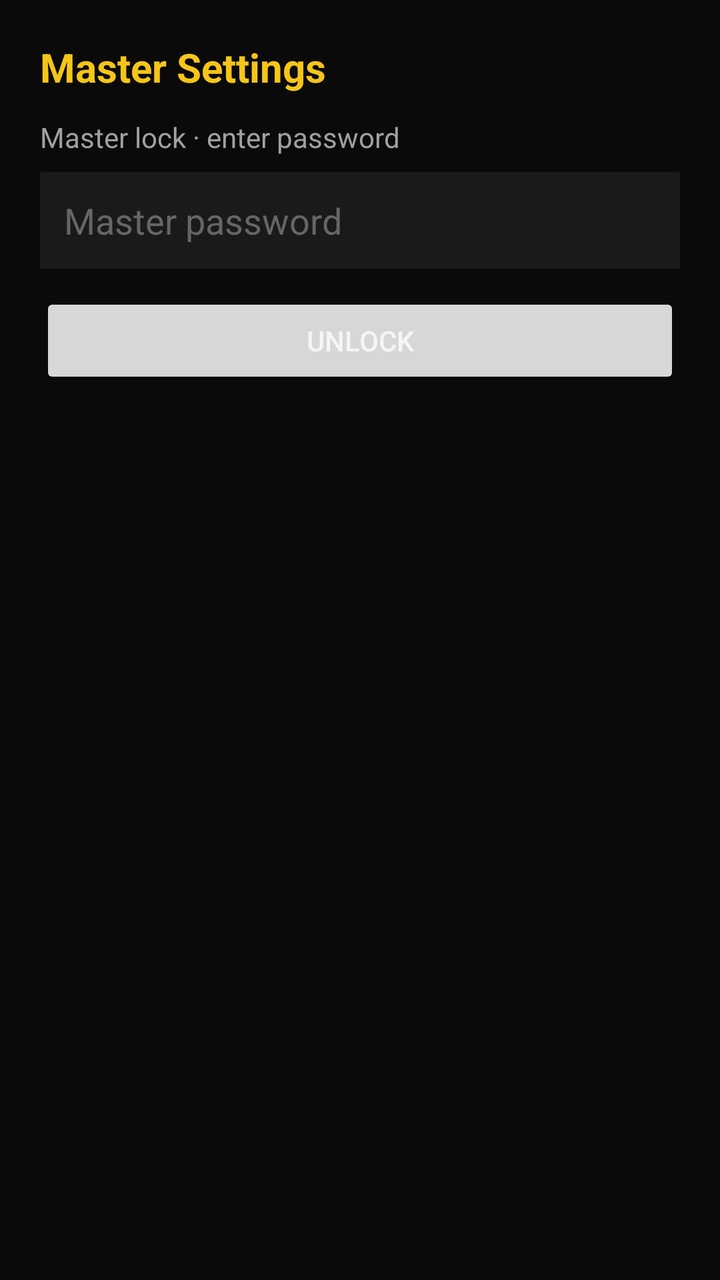
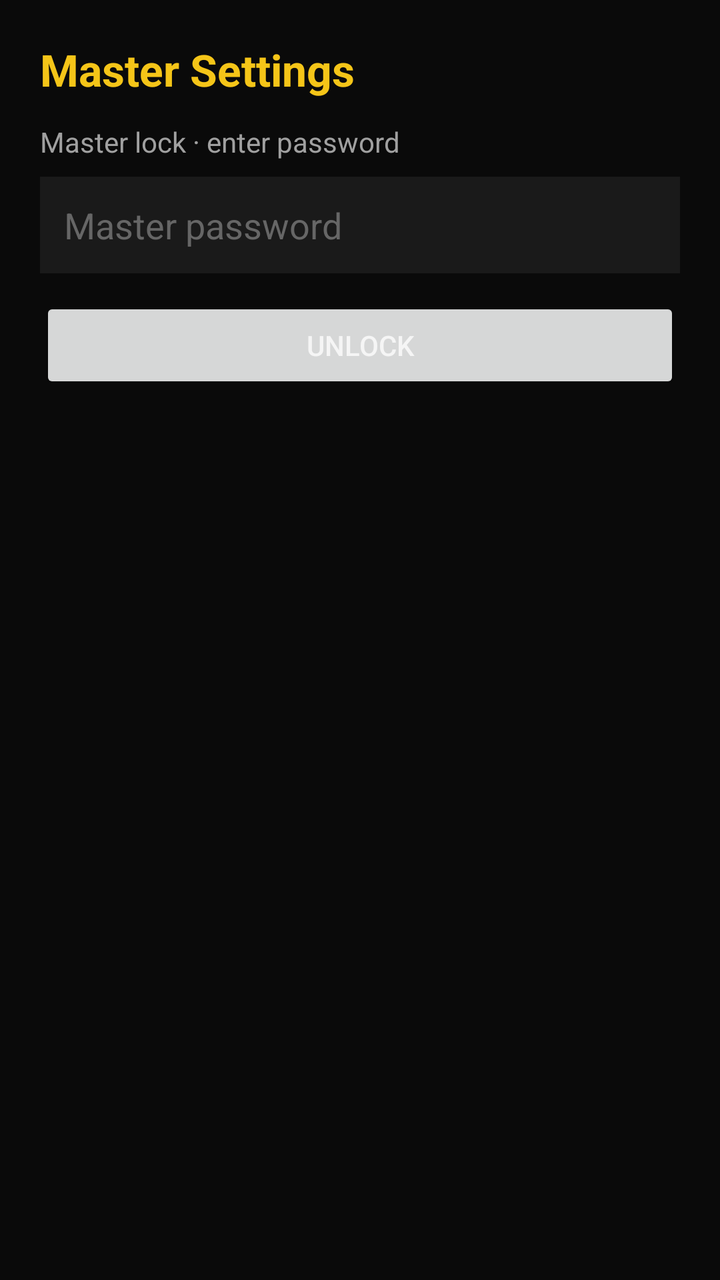

Two renders of the same Android screen: before a commit and after it. Below are the layout's source before the change and the commit's diff.
<!-- AndroidManifest.xml: application theme Theme.GuruAI -->
<!-- res/layout/activity_settings.xml -->
<?xml version="1.0" encoding="utf-8"?>
<ScrollView xmlns:android="http://schemas.android.com/apk/res/android"
    android:layout_width="match_parent"
    android:layout_height="match_parent"
    android:background="#0A0A0A"
    android:fillViewport="true">

    <LinearLayout
        android:layout_width="match_parent"
        android:layout_height="wrap_content"
        android:orientation="vertical"
        android:padding="20dp">

        <TextView
            android:layout_width="match_parent"
            android:layout_height="wrap_content"
            android:text="Master Settings"
            android:textColor="#F5C518"
            android:textSize="20sp"
            android:textStyle="bold"
            android:paddingBottom="12dp" />

        <LinearLayout
            android:id="@+id/lockPanel"
            android:layout_width="match_parent"
            android:layout_height="wrap_content"
            android:orientation="vertical">

            <TextView
                android:layout_width="match_parent"
                android:layout_height="wrap_content"
                android:text="Master lock · enter password"
                android:textColor="#A0A0A0"
                android:paddingBottom="8dp" />

            <EditText
                android:id="@+id/etPassword"
                android:layout_width="match_parent"
                android:layout_height="wrap_content"
                android:inputType="textPassword"
                android:hint="@string/master_password_hint"
                android:textColor="#F5F5F5"
                android:textColorHint="#666666"
                android:background="#1A1A1A"
                android:padding="12dp" />

            <TextView
                android:id="@+id/tvPassError"
                android:layout_width="match_parent"
                android:layout_height="wrap_content"
                android:textColor="#EF4444"
                android:textSize="12sp"
                android:visibility="gone"
                android:text="Wrong password"
                android:paddingTop="6dp" />

            <Button
                android:id="@+id/btnUnlock"
                android:layout_width="match_parent"
                android:layout_height="wrap_content"
                android:text="@string/unlock"
                android:layout_marginTop="12dp" />
        </LinearLayout>

        <LinearLayout
            android:id="@+id/contentPanel"
            android:layout_width="match_parent"
            android:layout_height="wrap_content"
            android:orientation="vertical"
            android:visibility="gone">

            <TextView
                android:layout_width="match_parent"
                android:layout_height="wrap_content"
                android:text="Device: Nothing Phone (3a) Lite · Nothing OS"
                android:textColor="#A0A0A0"
                android:textSize="13sp"
                android:paddingBottom="16dp" />

            <TextView
                android:layout_width="match_parent"
                android:layout_height="wrap_content"
                android:text="@string/box1_gemini"
                android:textColor="#F5C518"
                android:textStyle="bold"
                android:paddingBottom="6dp" />

            <EditText
                android:id="@+id/etGemini"
                android:layout_width="match_parent"
                android:layout_height="wrap_content"
                android:inputType="textPassword"
                android:hint="AIza…"
                android:textColor="#F5F5F5"
                android:textColorHint="#666666"
                android:background="#1A1A1A"
                android:padding="12dp" />

            <CheckBox
                android:id="@+id/cbShowGemini"
                android:layout_width="wrap_content"
                android:layout_height="wrap_content"
                android:text="Show key"
                android:textColor="#A0A0A0" />

            <TextView
                android:layout_width="match_parent"
                android:layout_height="wrap_content"
                android:text="@string/box2_messaging"
                android:textColor="#F5C518"
                android:textStyle="bold"
                android:paddingTop="16dp"
                android:paddingBottom="6dp" />

            <EditText
                android:id="@+id/etWhatsapp"
                android:layout_width="match_parent"
                android:layout_height="wrap_content"
                android:inputType="textPassword"
                android:hint="WhatsApp Business token"
                android:textColor="#F5F5F5"
                android:textColorHint="#666666"
                android:background="#1A1A1A"
                android:padding="12dp" />

            <EditText
                android:id="@+id/etMail"
                android:layout_width="match_parent"
                android:layout_height="wrap_content"
                android:inputType="textPassword"
                android:hint="Gmail / Mail token"
                android:textColor="#F5F5F5"
                android:textColorHint="#666666"
                android:background="#1A1A1A"
                android:padding="12dp"
                android:layout_marginTop="8dp" />

            <TextView
                android:layout_width="match_parent"
                android:layout_height="wrap_content"
                android:text="@string/box3_lock"
                android:textColor="#F5C518"
                android:textStyle="bold"
                android:paddingTop="16dp"
                android:paddingBottom="6dp" />

            <TextView
                android:layout_width="match_parent"
                android:layout_height="wrap_content"
                android:text="● Active · password gate enabled\nCloses when you leave Settings."
                android:textColor="#22C55E"
                android:background="#1A1A1A"
                android:padding="12dp" />

            <Button
                android:id="@+id/btnSave"
                android:layout_width="match_parent"
                android:layout_height="wrap_content"
                android:text="@string/save"
                android:layout_marginTop="20dp" />
        </LinearLayout>
    </LinearLayout>
</ScrollView>
<!-- resources referenced by this layout -->
<resources>
  <string name="box1_gemini">Box 1 · Gemini API Key</string>
  <string name="box2_messaging">Box 2 · WhatsApp and Mail</string>
  <string name="box3_lock">Box 3 · Master Lock Status</string>
  <string name="master_password_hint">Master password</string>
  <string name="save">Save settings</string>
  <string name="unlock">Unlock</string>
  <style name="Theme.GuruAI" parent="Theme.MaterialComponents.DayNight.NoActionBar">
          <item name="colorPrimary">#F5C518</item>
          <item name="colorPrimaryVariant">#D4A017</item>
          <item name="colorOnPrimary">#0A0A0A</item>
          <item name="android:statusBarColor">#0A0A0A</item>
          <item name="android:navigationBarColor">#0A0A0A</item>
          <item name="android:windowBackground">#0A0A0A</item>
          <item name="android:textColorPrimary">#F5F5F5</item>
      </style>
</resources>

<!-- the commit's change to res/layout/activity_settings.xml (unified diff, before → after) -->
@@ -16,10 +16,11 @@
             android:layout_height="wrap_content"
             android:text="Master Settings"
             android:textColor="#F5C518"
-            android:textSize="20sp"
+            android:textSize="22sp"
             android:textStyle="bold"
             android:paddingBottom="12dp" />
 
+        
         <LinearLayout
             android:id="@+id/lockPanel"
             android:layout_width="match_parent"
@@ -62,6 +63,7 @@
                 android:layout_marginTop="12dp" />
         </LinearLayout>
 
+        
         <LinearLayout
             android:id="@+id/contentPanel"
             android:layout_width="match_parent"
@@ -75,8 +77,107 @@
                 android:text="Device: Nothing Phone (3a) Lite · Nothing OS"
                 android:textColor="#A0A0A0"
                 android:textSize="13sp"
-                android:paddingBottom="16dp" />
-
+                android:paddingBottom="20dp" />
+
+            
+            <TextView
+                android:layout_width="match_parent"
+                android:layout_height="wrap_content"
+                android:text="Features"
+                android:textColor="#F5C518"
+                android:textStyle="bold"
+                android:paddingBottom="8dp" />
+
+            <LinearLayout
+                android:layout_width="match_parent"
+                android:layout_height="wrap_content"
+                android:orientation="horizontal"
+                android:gravity="center_vertical"
+                android:background="#1A1A1A"
+                android:padding="14dp"
+                android:layout_marginBottom="8dp">
+
+                <TextView
+                    android:layout_width="0dp"
+                    android:layout_height="wrap_content"
+                    android:layout_weight="1"
+                    android:text="Screen Monitoring"
+                    android:textColor="#F5F5F5" />
+
+                <Switch
+                    android:id="@+id/swScreenMonitor"
+                    android:layout_width="wrap_content"
+                    android:layout_height="wrap_content" />
+            </LinearLayout>
+
+            <LinearLayout
+                android:layout_width="match_parent"
+                android:layout_height="wrap_content"
+                android:orientation="horizontal"
+                android:gravity="center_vertical"
+                android:background="#1A1A1A"
+                android:padding="14dp"
+                android:layout_marginBottom="8dp">
+
+                <TextView
+                    android:layout_width="0dp"
+                    android:layout_height="wrap_content"
+                    android:layout_weight="1"
+                    android:text="Read WhatsApp Messages"
+                    android:textColor="#F5F5F5" />
+
+                <Switch
+                    android:id="@+id/swWhatsappSync"
+                    android:layout_width="wrap_content"
+                    android:layout_height="wrap_content" />
+            </LinearLayout>
+
+            <LinearLayout
+                android:layout_width="match_parent"
+                android:layout_height="wrap_content"
+                android:orientation="horizontal"
+                android:gravity="center_vertical"
+                android:background="#1A1A1A"
+                android:padding="14dp"
+                android:layout_marginBottom="8dp">
+
+                <TextView
+                    android:layout_width="0dp"
+                    android:layout_height="wrap_content"
+                    android:layout_weight="1"
+                    android:text="Read Gmail / Emails"
+                    android:textColor="#F5F5F5" />
+
+                <Switch
+                    android:id="@+id/swEmailSync"
+                    android:layout_width="wrap_content"
+                    android:layout_height="wrap_content" />
+            </LinearLayout>
+
+            <LinearLayout
+                android:layout_width="match_parent"
+                android:layout_height="wrap_content"
+                android:orientation="horizontal"
+                android:gravity="center_vertical"
+                android:background="#1A1A1A"
+                android:padding="14dp"
+                android:layout_marginBottom="20dp">
+
+                <TextView
+                    android:layout_width="0dp"
+                    android:layout_height="wrap_content"
+                    android:layout_weight="1"
+                    android:text="AI Online Mode"
+                    android:textColor="#F5F5F5" />
+
+                <Switch
+                    android:id="@+id/swAiOnline"
+                    android:layout_width="wrap_content"
+                    android:layout_height="wrap_content"
+                    android:checked="true" />
+            </LinearLayout>
+
+            
             <TextView
                 android:layout_width="match_parent"
                 android:layout_height="wrap_content"
@@ -103,6 +204,7 @@
                 android:text="Show key"
                 android:textColor="#A0A0A0" />
 
+            
             <TextView
                 android:layout_width="match_parent"
                 android:layout_height="wrap_content"
@@ -135,6 +237,7 @@
                 android:padding="12dp"
                 android:layout_marginTop="8dp" />
 
+            
             <TextView
                 android:layout_width="match_parent"
                 android:layout_height="wrap_content"
